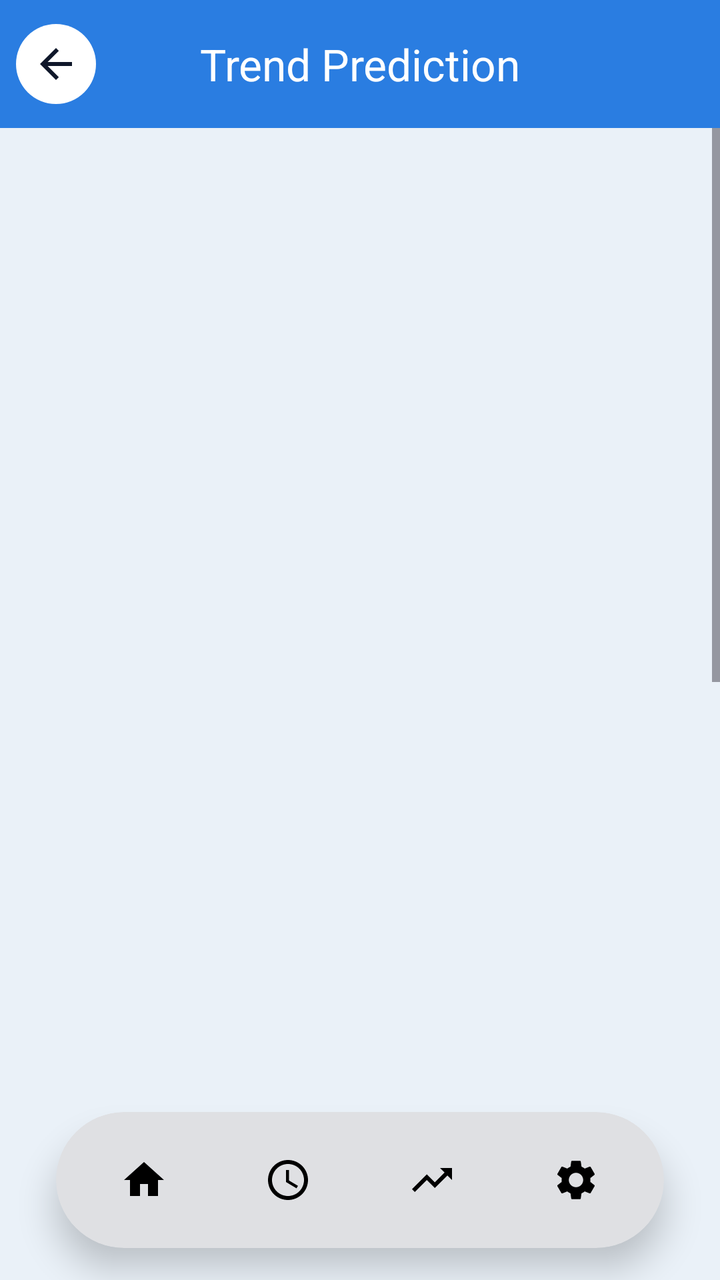
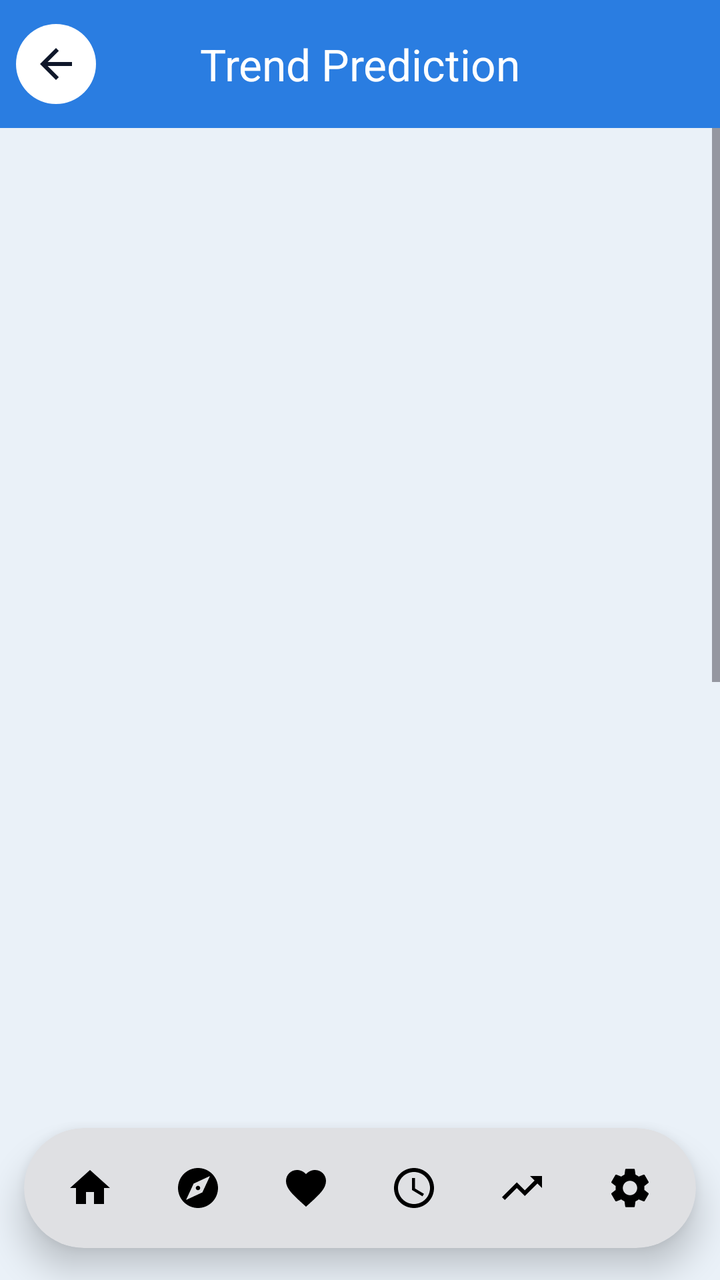

Screens rendered from an Android XML layout before and after an edit, with the pre-edit source and the edit as a unified diff.
<!-- AndroidManifest.xml: application theme Theme.EcoSense -->
<!-- res/layout/activity_prediction.xml -->
<?xml version="1.0" encoding="utf-8"?>
<androidx.constraintlayout.widget.ConstraintLayout xmlns:android="http://schemas.android.com/apk/res/android" xmlns:app="http://schemas.android.com/apk/res-auto" xmlns:tools="http://schemas.android.com/tools"
    android:layout_width="match_parent"
    android:layout_height="match_parent"
    android:background="@color/eco_bg">

    <com.google.android.material.appbar.MaterialToolbar
        android:id="@+id/toolbar"
        android:layout_width="0dp"
        android:layout_height="?attr/actionBarSize"
        android:background="@color/sky_top"
        app:layout_constraintEnd_toEndOf="parent"
        app:layout_constraintStart_toStartOf="parent"
        app:layout_constraintTop_toTopOf="parent"
        app:navigationIcon="@drawable/ic_back_circle"
        app:title="Trend Prediction"
        app:titleCentered="true"
        app:titleTextAppearance="@style/EcoToolbarTitle"
        app:titleTextColor="@android:color/white" />

    <ScrollView
        android:layout_width="0dp"
        android:layout_height="0dp"
        android:clipToPadding="false"
        android:paddingBottom="120dp"
        app:layout_constraintBottom_toBottomOf="parent"
        app:layout_constraintEnd_toEndOf="parent"
        app:layout_constraintStart_toStartOf="parent"
        app:layout_constraintTop_toBottomOf="@id/toolbar">

        <LinearLayout
            android:layout_width="match_parent"
            android:layout_height="wrap_content"
            android:layoutAnimation="@anim/layout_slide_up"
            android:orientation="vertical">

            
            <LinearLayout
                android:layout_width="match_parent"
                android:layout_height="wrap_content"
                android:background="@drawable/bg_sky"
                android:orientation="vertical"
                android:paddingStart="20dp"
                android:paddingTop="8dp"
                android:paddingEnd="20dp"
                android:paddingBottom="28dp">

                <HorizontalScrollView
                    android:layout_width="match_parent"
                    android:layout_height="wrap_content"
                    android:scrollbars="none">

                    <com.google.android.material.chip.ChipGroup
                        android:id="@+id/chipGroup"
                        android:layout_width="wrap_content"
                        android:layout_height="wrap_content"
                        app:selectionRequired="true"
                        app:singleLine="true"
                        app:singleSelection="true">

                    <com.google.android.material.chip.Chip
                        android:id="@+id/chipTemp"
                        style="@style/EcoChip"
                        android:layout_width="wrap_content"
                        android:layout_height="wrap_content"
                        android:text="🌡️ Temperature" />
                    <com.google.android.material.chip.Chip
                        android:id="@+id/chipHum"
                        style="@style/EcoChip"
                        android:layout_width="wrap_content"
                        android:layout_height="wrap_content"
                        android:text="💧 Humidity" />
                    <com.google.android.material.chip.Chip
                        android:id="@+id/chipPm25"
                        style="@style/EcoChip"
                        android:layout_width="wrap_content"
                        android:layout_height="wrap_content"
                        android:text="😷 PM2.5" />
                    <com.google.android.material.chip.Chip
                        android:id="@+id/chipPm10"
                        style="@style/EcoChip"
                        android:layout_width="wrap_content"
                        android:layout_height="wrap_content"
                        android:text="🌫️ PM10" />
                    </com.google.android.material.chip.ChipGroup>
                </HorizontalScrollView>

                <androidx.constraintlayout.widget.ConstraintLayout
                    android:layout_width="match_parent"
                    android:layout_height="wrap_content"
                    android:layout_marginTop="20dp">

                    <TextView
                        android:id="@+id/tvMetricName"
                        android:layout_width="0dp"
                        android:layout_height="wrap_content"
                        android:fontFamily="sans-serif-medium"
                        android:textColor="@android:color/white"
                        android:textSize="17sp"
                        app:layout_constraintEnd_toEndOf="parent"
                        app:layout_constraintStart_toStartOf="parent"
                        app:layout_constraintTop_toTopOf="parent" />

                    <TextView
                        android:id="@+id/tvLocation"
                        android:layout_width="wrap_content"
                        android:layout_height="wrap_content"
                        android:layout_marginTop="8dp"
                        android:background="@drawable/bg_chip_white"
                        android:paddingStart="12dp"
                        android:paddingTop="4dp"
                        android:paddingEnd="12dp"
                        android:paddingBottom="4dp"
                        android:textColor="@android:color/white"
                        android:textSize="12sp"
                        app:layout_constraintStart_toStartOf="parent"
                        app:layout_constraintTop_toBottomOf="@id/tvMetricName" />

                    <TextView
                        android:id="@+id/tvCurrent"
                        android:layout_width="wrap_content"
                        android:layout_height="wrap_content"
                        android:layout_marginTop="14dp"
                        android:fontFamily="sans-serif-medium"
                        android:text="--"
                        android:textColor="@android:color/white"
                        android:textSize="56sp"
                        android:textStyle="bold"
                        app:layout_constraintStart_toStartOf="parent"
                        app:layout_constraintTop_toBottomOf="@id/tvLocation" />

                    <TextView
                        android:id="@+id/tvUnit"
                        android:layout_width="wrap_content"
                        android:layout_height="wrap_content"
                        android:layout_marginStart="8dp"
                        android:alpha="0.9"
                        android:textColor="@android:color/white"
                        android:textSize="18sp"
                        app:layout_constraintBaseline_toBaselineOf="@id/tvCurrent"
                        app:layout_constraintStart_toEndOf="@id/tvCurrent" />

                    <TextView
                        android:id="@+id/tvTrendChip"
                        android:layout_width="wrap_content"
                        android:layout_height="wrap_content"
                        android:layout_marginTop="8dp"
                        android:background="@drawable/bg_chip_white"
                        android:fontFamily="sans-serif-medium"
                        android:paddingStart="14dp"
                        android:paddingTop="5dp"
                        android:paddingEnd="14dp"
                        android:paddingBottom="5dp"
                        android:textColor="@android:color/white"
                        android:textSize="13sp"
                        app:layout_constraintStart_toStartOf="parent"
                        app:layout_constraintTop_toBottomOf="@id/tvCurrent" />

                    <TextView
                        android:id="@+id/tvNext"
                        android:layout_width="0dp"
                        android:layout_height="wrap_content"
                        android:layout_marginTop="10dp"
                        android:alpha="0.95"
                        android:textColor="@android:color/white"
                        android:textSize="13sp"
                        app:layout_constraintEnd_toEndOf="parent"
                        app:layout_constraintStart_toStartOf="parent"
                        app:layout_constraintTop_toBottomOf="@id/tvTrendChip" />
                </androidx.constraintlayout.widget.ConstraintLayout>
            </LinearLayout>

            
            <LinearLayout
                android:layout_width="match_parent"
                android:layout_height="wrap_content"
                android:orientation="vertical"
                android:paddingStart="16dp"
                android:paddingEnd="16dp">

                <com.google.android.material.card.MaterialCardView
                    style="@style/EcoCard"
                    android:layout_width="match_parent"
                    android:layout_height="wrap_content">

                    <LinearLayout
                        android:layout_width="match_parent"
                        android:layout_height="wrap_content"
                        android:orientation="vertical"
                        android:padding="16dp">

                        <TextView
                            style="@style/EcoSection"
                            android:layout_width="wrap_content"
                            android:layout_height="wrap_content"
                            android:text="📈  Trend &amp; forecast" />

                        <com.ecosense.app.ui.prediction.TrendChartView
                            android:id="@+id/chart"
                            android:layout_width="match_parent"
                            android:layout_height="260dp"
                            android:layout_marginTop="8dp" />

                        <LinearLayout
                            android:layout_width="match_parent"
                            android:layout_height="wrap_content"
                            android:layout_marginTop="6dp"
                            android:orientation="horizontal">

                    <TextView
                        android:layout_width="wrap_content"
                        android:layout_height="wrap_content"
                        android:layout_marginEnd="14dp"
                        android:text="━ Actual"
                        android:textColor="@color/eco_primary"
                        android:textSize="12sp" />
                    <TextView
                        android:layout_width="wrap_content"
                        android:layout_height="wrap_content"
                        android:layout_marginEnd="14dp"
                        android:text="┅ Forecast"
                        android:textColor="@color/eco_warn"
                        android:textSize="12sp" />
                    <TextView
                        android:layout_width="wrap_content"
                        android:layout_height="wrap_content"
                        android:layout_marginEnd="14dp"
                        android:text="┅ Safe limit"
                        android:textColor="@color/eco_alert"
                        android:textSize="12sp" />
                        </LinearLayout>
                    </LinearLayout>
                </com.google.android.material.card.MaterialCardView>

                <LinearLayout
                    android:layout_width="match_parent"
                    android:layout_height="wrap_content"
                    android:layout_marginTop="12dp"
                    android:orientation="horizontal">

                <com.google.android.material.card.MaterialCardView
                    style="@style/EcoCard"
                    android:layout_width="0dp"
                    android:layout_height="wrap_content"
                    android:layout_marginStart="0dp"
                    android:layout_marginEnd="5dp"
                    android:layout_weight="1">

                    <LinearLayout
                        android:layout_width="match_parent"
                        android:layout_height="wrap_content"
                        android:orientation="vertical"
                        android:padding="14dp">

                        <TextView style="@style/EcoLabel"
                            android:layout_width="wrap_content"
                            android:layout_height="wrap_content"
                            android:text="Model fit (R²)" />

                        <TextView
                            android:id="@+id/tvFit"
                            style="@style/EcoValue"
                            android:layout_width="wrap_content"
                            android:layout_height="wrap_content"
                            android:layout_marginTop="4dp"
                            android:text="--"
                            android:textColor="@color/eco_primary"
                            android:textSize="22sp" />

                        <TextView
                            android:id="@+id/tvFitLabel"
                            style="@style/EcoLabel"
                            android:layout_width="wrap_content"
                            android:layout_height="wrap_content"
                            android:text=""
                            android:textSize="11sp" />
                    </LinearLayout>
                </com.google.android.material.card.MaterialCardView>
                <com.google.android.material.card.MaterialCardView
                    style="@style/EcoCard"
                    android:layout_width="0dp"
                    android:layout_height="wrap_content"
                    android:layout_marginStart="5dp"
                    android:layout_marginEnd="5dp"
                    android:layout_weight="1">

                    <LinearLayout
                        android:layout_width="match_parent"
                        android:layout_height="wrap_content"
                        android:orientation="vertical"
                        android:padding="14dp">

                        <TextView style="@style/EcoLabel"
                            android:layout_width="wrap_content"
                            android:layout_height="wrap_content"
                            android:text="Trend" />

                        <TextView
                            android:id="@+id/tvSlope"
                            style="@style/EcoValue"
                            android:layout_width="wrap_content"
                            android:layout_height="wrap_content"
                            android:layout_marginTop="4dp"
                            android:text="--"
                            android:textColor="@color/eco_primary"
                            android:textSize="22sp" />

                        <TextView
                            android:id="@+id/tvSlopeUnit"
                            style="@style/EcoLabel"
                            android:layout_width="wrap_content"
                            android:layout_height="wrap_content"
                            android:text="per hour"
                            android:textSize="11sp" />
                    </LinearLayout>
                </com.google.android.material.card.MaterialCardView>
                <com.google.android.material.card.MaterialCardView
                    style="@style/EcoCard"
                    android:layout_width="0dp"
                    android:layout_height="wrap_content"
                    android:layout_marginStart="5dp"
                    android:layout_marginEnd="0dp"
                    android:layout_weight="1">

                    <LinearLayout
                        android:layout_width="match_parent"
                        android:layout_height="wrap_content"
                        android:orientation="vertical"
                        android:padding="14dp">

                        <TextView style="@style/EcoLabel"
                            android:layout_width="wrap_content"
                            android:layout_height="wrap_content"
                            android:text="Readings" />

                        <TextView
                            android:id="@+id/tvPoints"
                            style="@style/EcoValue"
                            android:layout_width="wrap_content"
                            android:layout_height="wrap_content"
                            android:layout_marginTop="4dp"
                            android:text="--"
                            android:textColor="@color/eco_primary"
                            android:textSize="22sp" />

                        <TextView
                            android:id="@+id/tvPointsLabel"
                            style="@style/EcoLabel"
                            android:layout_width="wrap_content"
                            android:layout_height="wrap_content"
                            android:text="used (max 60)"
                            android:textSize="11sp" />
                    </LinearLayout>
                </com.google.android.material.card.MaterialCardView>
                </LinearLayout>

                <com.google.android.material.card.MaterialCardView
                    style="@style/EcoCard"
                    android:layout_width="match_parent"
                    android:layout_height="wrap_content"
                    android:layout_marginTop="12dp"
                    app:cardBackgroundColor="@color/tint_tip">

                    <LinearLayout
                        android:layout_width="match_parent"
                        android:layout_height="wrap_content"
                        android:orientation="vertical"
                        android:padding="18dp">

                        <TextView
                            style="@style/EcoSection"
                            android:layout_width="wrap_content"
                            android:layout_height="wrap_content"
                            android:text="💡  Insight" />

                        <TextView
                            android:id="@+id/tvInsight"
                            android:layout_width="match_parent"
                            android:layout_height="wrap_content"
                            android:layout_marginTop="8dp"
                            android:lineSpacingExtra="3dp"
                            android:textColor="@color/eco_text"
                            android:textSize="14sp" />
                    </LinearLayout>
                </com.google.android.material.card.MaterialCardView>

                <com.google.android.material.card.MaterialCardView
                    style="@style/EcoCard"
                    android:layout_width="match_parent"
                    android:layout_height="wrap_content"
                    android:layout_marginTop="12dp">

                    <LinearLayout
                        android:layout_width="match_parent"
                        android:layout_height="wrap_content"
                        android:orientation="vertical"
                        android:padding="18dp">

                        <TextView
                            style="@style/EcoSection"
                            android:layout_width="wrap_content"
                            android:layout_height="wrap_content"
                            android:text="🔮  Next forecasts" />

                        <LinearLayout
                            android:id="@+id/llForecast"
                            android:layout_width="match_parent"
                            android:layout_height="wrap_content"
                            android:layout_marginTop="6dp"
                            android:orientation="vertical" />
                    </LinearLayout>
                </com.google.android.material.card.MaterialCardView>
            </LinearLayout>
        </LinearLayout>
    </ScrollView>

    <include
        android:id="@+id/bottomNav"
        layout="@layout/view_bottom_nav"
        android:layout_width="0dp"
        android:layout_height="wrap_content"
        android:layout_marginStart="28dp"
        android:layout_marginEnd="28dp"
        android:layout_marginBottom="16dp"
        app:layout_constraintBottom_toBottomOf="parent"
        app:layout_constraintEnd_toEndOf="parent"
        app:layout_constraintStart_toStartOf="parent" />
</androidx.constraintlayout.widget.ConstraintLayout>
<!-- res/layout/view_bottom_nav.xml (included above) -->
<?xml version="1.0" encoding="utf-8"?>
<com.google.android.material.card.MaterialCardView xmlns:android="http://schemas.android.com/apk/res/android" xmlns:app="http://schemas.android.com/apk/res-auto" xmlns:tools="http://schemas.android.com/tools"
    style="@style/Widget.Material3.CardView.Elevated"
    android:layout_width="match_parent"
    android:layout_height="wrap_content"
    app:cardBackgroundColor="@color/eco_card"
    app:cardCornerRadius="34dp"
    app:cardElevation="10dp">

    <LinearLayout
        android:layout_width="match_parent"
        android:layout_height="wrap_content"
        android:gravity="center"
        android:orientation="horizontal"
        android:padding="8dp">

        <ImageView
            android:id="@+id/navHome"
            android:layout_width="0dp"
            android:layout_height="52dp"
            android:layout_weight="1"
            android:contentDescription="Home"
            android:padding="14dp"
            android:scaleType="centerInside"
            android:src="@drawable/ic_home" />
        <ImageView
            android:id="@+id/navHistory"
            android:layout_width="0dp"
            android:layout_height="52dp"
            android:layout_weight="1"
            android:contentDescription="History"
            android:padding="14dp"
            android:scaleType="centerInside"
            android:src="@drawable/ic_history" />
        <ImageView
            android:id="@+id/navPredict"
            android:layout_width="0dp"
            android:layout_height="52dp"
            android:layout_weight="1"
            android:contentDescription="Prediction"
            android:padding="14dp"
            android:scaleType="centerInside"
            android:src="@drawable/ic_trend" />
        <ImageView
            android:id="@+id/navSettings"
            android:layout_width="0dp"
            android:layout_height="52dp"
            android:layout_weight="1"
            android:contentDescription="Settings"
            android:padding="14dp"
            android:scaleType="centerInside"
            android:src="@drawable/ic_settings" />
    </LinearLayout>
</com.google.android.material.card.MaterialCardView>
<!-- resources referenced by this layout -->
<resources>
  <color name="eco_alert">#E53935</color>
  <color name="eco_bg">#EAF1F8</color>
  <color name="eco_card">#FFFFFF</color>
  <color name="eco_primary">#1E6FE0</color>
  <color name="eco_text">#0F172A</color>
  <color name="eco_warn">#F59E0B</color>
  <color name="sky_top">#2A7DE1</color>
  <color name="tint_tip">#E3F0FD</color>
  <!-- drawable bg_chip_white (drawable) -->
  <?xml version="1.0" encoding="utf-8"?>
  <shape xmlns:android="http://schemas.android.com/apk/res/android" android:shape="rectangle">
      <solid android:color="#33FFFFFF" />
      <stroke android:width="1dp" android:color="#55FFFFFF" />
      <corners android:radius="50dp" />
  </shape>
  <!-- drawable ic_home (drawable) -->
  <vector xmlns:android="http://schemas.android.com/apk/res/android"
      android:width="24dp" android:height="24dp"
      android:viewportWidth="24" android:viewportHeight="24">
      <path android:fillColor="#000000" android:pathData="M10,20v-6h4v6h5v-8h3L12,3 2,12h3v8z" />
  </vector>
  <!-- drawable ic_trend (drawable) -->
  <vector xmlns:android="http://schemas.android.com/apk/res/android"
      android:width="24dp" android:height="24dp"
      android:viewportWidth="24" android:viewportHeight="24">
      <path android:fillColor="#000000" android:pathData="M16,6l2.29,2.29 -4.88,4.88 -4,-4L2,16.59 3.41,18l6,-6 4,4 6.3,-6.29L22,12V6z" />
  </vector>
  <style name="EcoCard" parent="Widget.Material3.CardView.Elevated">
          <item name="cardCornerRadius">24dp</item>
          <item name="cardBackgroundColor">@color/eco_card</item>
          <item name="cardElevation">0dp</item>
          <item name="strokeWidth">0dp</item>
      </style>
  <style name="EcoLabel">
          <item name="android:textSize">13sp</item>
          <item name="android:textColor">@color/eco_text_secondary</item>
      </style>
  <style name="EcoSection">
          <item name="android:textSize">16sp</item>
          <item name="android:fontFamily">sans-serif-medium</item>
          <item name="android:textColor">@color/eco_text</item>
      </style>
  <style name="EcoToolbarTitle" parent="TextAppearance.Material3.TitleLarge">
          <item name="android:textColor">@android:color/white</item>
          <item name="android:fontFamily">sans-serif-medium</item>
      </style>
  <style name="EcoValue">
          <item name="android:textSize">28sp</item>
          <item name="android:textStyle">bold</item>
          <item name="android:fontFamily">sans-serif-medium</item>
          <item name="android:textColor">@color/eco_text</item>
      </style>
  <color name="sky_mid">#6FB2F0</color>
  <color name="sky_bottom">#EAF1F8</color>
  <color name="eco_text_secondary">#64748B</color>
  <color name="eco_navy">#0F172A</color>
  <color name="eco_on_navy">#FFFFFF</color>
  <color name="tint_hum">#DCEBFF</color>
  <color name="eco_on_primary">#FFFFFF</color>
  <color name="eco_tile">#F1F5F9</color>
  <color name="eco_outline">#CBD5E1</color>
  <!-- unchanged entries left out for length: 9 -->
</resources>

<!-- the commit's change to res/layout/activity_prediction.xml (unified diff, before → after) -->
@@ -419,8 +419,8 @@
         layout="@layout/view_bottom_nav"
         android:layout_width="0dp"
         android:layout_height="wrap_content"
-        android:layout_marginStart="28dp"
-        android:layout_marginEnd="28dp"
+        android:layout_marginStart="12dp"
+        android:layout_marginEnd="12dp"
         android:layout_marginBottom="16dp"
         app:layout_constraintBottom_toBottomOf="parent"
         app:layout_constraintEnd_toEndOf="parent"
@@ -428,12 +428,13 @@
 </androidx.constraintlayout.widget.ConstraintLayout>
 <!-- res/layout/view_bottom_nav.xml (included above) -->
 <?xml version="1.0" encoding="utf-8"?>
-<com.google.android.material.card.MaterialCardView xmlns:android="http://schemas.android.com/apk/res/android" xmlns:app="http://schemas.android.com/apk/res-auto" xmlns:tools="http://schemas.android.com/tools"
+<com.google.android.material.card.MaterialCardView xmlns:android="http://schemas.android.com/apk/res/android"
+    xmlns:app="http://schemas.android.com/apk/res-auto"
     style="@style/Widget.Material3.CardView.Elevated"
     android:layout_width="match_parent"
     android:layout_height="wrap_content"
     app:cardBackgroundColor="@color/eco_card"
-    app:cardCornerRadius="34dp"
+    app:cardCornerRadius="32dp"
     app:cardElevation="10dp">
 
     <LinearLayout
@@ -441,42 +442,60 @@
         android:layout_height="wrap_content"
         android:gravity="center"
         android:orientation="horizontal"
-        android:padding="8dp">
+        android:padding="6dp">
 
         <ImageView
             android:id="@+id/navHome"
             android:layout_width="0dp"
-            android:layout_height="52dp"
+            android:layout_height="48dp"
             android:layout_weight="1"
             android:contentDescription="Home"
-            android:padding="14dp"
+            android:padding="12dp"
             android:scaleType="centerInside"
             android:src="@drawable/ic_home" />
         <ImageView
+            android:id="@+id/navPlan"
+            android:layout_width="0dp"
+            android:layout_height="48dp"
+            android:layout_weight="1"
+            android:contentDescription="Today's plan"
+            android:padding="12dp"
+            android:scaleType="centerInside"
+            android:src="@drawable/ic_plan" />
+        <ImageView
+            android:id="@+id/navSymptom"
+            android:layout_width="0dp"
+            android:layout_height="48dp"
+            android:layout_weight="1"
+            android:contentDescription="Symptom diary"
+            android:padding="12dp"
+            android:scaleType="centerInside"
+            android:src="@drawable/ic_heart" />
+        <ImageView
             android:id="@+id/navHistory"
             android:layout_width="0dp"
-            android:layout_height="52dp"
+            android:layout_height="48dp"
             android:layout_weight="1"
             android:contentDescription="History"
-            android:padding="14dp"
+            android:padding="12dp"
             android:scaleType="centerInside"
             android:src="@drawable/ic_history" />
         <ImageView
             android:id="@+id/navPredict"
             android:layout_width="0dp"
-            android:layout_height="52dp"
+            android:layout_height="48dp"
             android:layout_weight="1"
             android:contentDescription="Prediction"
-            android:padding="14dp"
+            android:padding="12dp"
             android:scaleType="centerInside"
             android:src="@drawable/ic_trend" />
         <ImageView
             android:id="@+id/navSettings"
             android:layout_width="0dp"
-            android:layout_height="52dp"
+            android:layout_height="48dp"
             android:layout_weight="1"
             android:contentDescription="Settings"
-            android:padding="14dp"
+            android:padding="12dp"
             android:scaleType="centerInside"
             android:src="@drawable/ic_settings" />
     </LinearLayout>
<!-- resource entries referenced after the edit -->
@@ -15,11 +15,23 @@
       <stroke android:width="1dp" android:color="#55FFFFFF" />
       <corners android:radius="50dp" />
   </shape>
+  <!-- drawable ic_heart (drawable) -->
+  <vector xmlns:android="http://schemas.android.com/apk/res/android"
+      android:width="24dp" android:height="24dp"
+      android:viewportWidth="24" android:viewportHeight="24">
+      <path android:fillColor="#000000" android:pathData="M12,21.35l-1.45,-1.32C5.4,15.36 2,12.28 2,8.5 2,5.42 4.42,3 7.5,3c1.74,0 3.41,0.81 4.5,2.09C13.09,3.81 14.76,3 16.5,3 19.58,3 22,5.42 22,8.5c0,3.78 -3.4,6.86 -8.55,11.54L12,21.35z" />
+  </vector>
   <!-- drawable ic_home (drawable) -->
   <vector xmlns:android="http://schemas.android.com/apk/res/android"
       android:width="24dp" android:height="24dp"
       android:viewportWidth="24" android:viewportHeight="24">
       <path android:fillColor="#000000" android:pathData="M10,20v-6h4v6h5v-8h3L12,3 2,12h3v8z" />
+  </vector>
+  <!-- drawable ic_plan (drawable) -->
+  <vector xmlns:android="http://schemas.android.com/apk/res/android"
+      android:width="24dp" android:height="24dp"
+      android:viewportWidth="24" android:viewportHeight="24">
+      <path android:fillColor="#000000" android:pathData="M12,10.9c-0.61,0 -1.1,0.49 -1.1,1.1s0.49,1.1 1.1,1.1c0.61,0 1.1,-0.49 1.1,-1.1s-0.49,-1.1 -1.1,-1.1zM12,2C6.48,2 2,6.48 2,12s4.48,10 10,10 10,-4.48 10,-10S17.52,2 12,2zM14.19,14.19L6,18l3.81,-8.19L18,6l-3.81,8.19z" />
   </vector>
   <!-- drawable ic_trend (drawable) -->
   <vector xmlns:android="http://schemas.android.com/apk/res/android"
